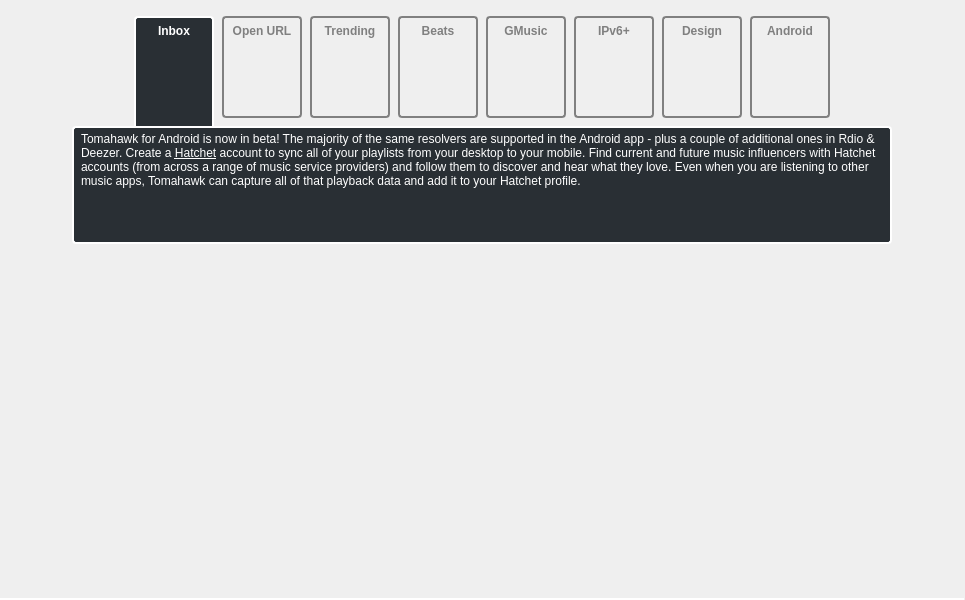
This is src/viewpages/whatsnew_0_8/WhatsNewWidget_0_8.ui in tomahawk-player/tomahawk as Qt 5 draws it before an edit. The edited form follows.
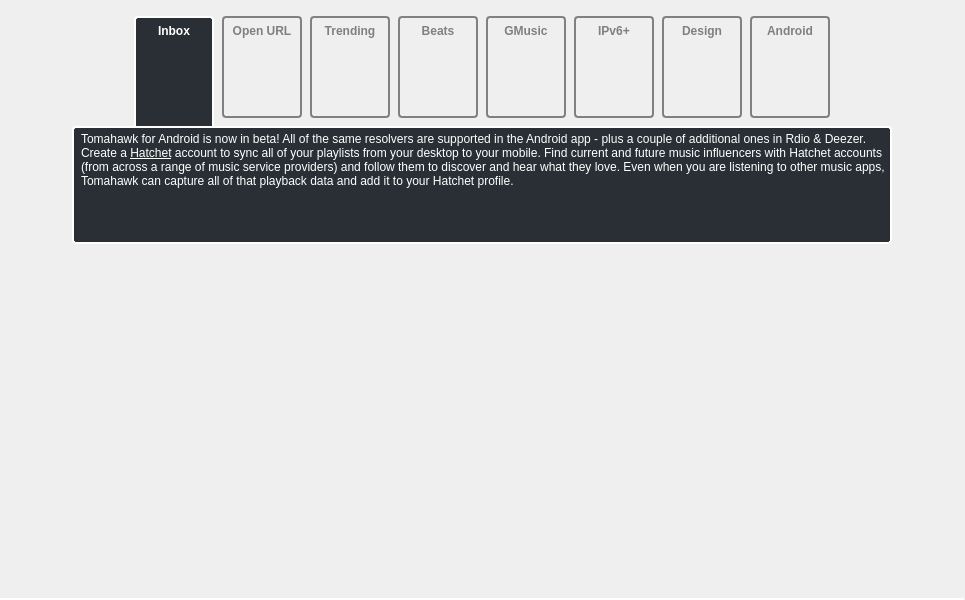
This is the edited form. The open tabs and pages were chosen to show the change. Icons and pictures are not drawn. Custom widgets are drawn as their Qt base class.

Commit message: Update mobile tab in whats new to say that all desktop resolvers work in Andorid

The edit to the form file:
```diff
--- a/src/viewpages/whatsnew_0_8/WhatsNewWidget_0_8.ui
+++ b/src/viewpages/whatsnew_0_8/WhatsNewWidget_0_8.ui
@@ -1282,7 +1282,7 @@
                </sizepolicy>
               </property>
               <property name="text">
-               <string>&lt;html&gt;&lt;head/&gt;&lt;body&gt;&lt;p&gt;Tomahawk for Android is now in beta!  The majority of the same resolvers are supported in the Android app - plus a couple of additional ones in Rdio &amp;amp; Deezer.  Create a &lt;a href=&quot;https://hatchet.is/beta&quot;&gt;&lt;span style=&quot; text-decoration: underline; color:#fff;&quot;&gt;Hatchet&lt;/span&gt;&lt;/a&gt; account to sync all of your playlists from your desktop to your mobile.  Find current and future music influencers with Hatchet accounts (from across a range of music service providers) and follow them to discover and hear what they love.  Even when you are listening to other music apps, Tomahawk can capture all of that playback data and add it to your Hatchet profile.&lt;/p&gt;&lt;/body&gt;&lt;/html&gt;</string>
+               <string>&lt;html&gt;&lt;head/&gt;&lt;body&gt;&lt;p&gt;Tomahawk for Android is now in beta!  All of the same resolvers are supported in the Android app - plus a couple of additional ones in Rdio &amp;amp; Deezer.  Create a &lt;a href=&quot;https://hatchet.is/beta&quot;&gt;&lt;span style=&quot; text-decoration: underline; color:#fff;&quot;&gt;Hatchet&lt;/span&gt;&lt;/a&gt; account to sync all of your playlists from your desktop to your mobile.  Find current and future music influencers with Hatchet accounts (from across a range of music service providers) and follow them to discover and hear what they love.  Even when you are listening to other music apps, Tomahawk can capture all of that playback data and add it to your Hatchet profile.&lt;/p&gt;&lt;/body&gt;&lt;/html&gt;</string>
               </property>
               <property name="scaledContents">
                <bool>false</bool>
```
